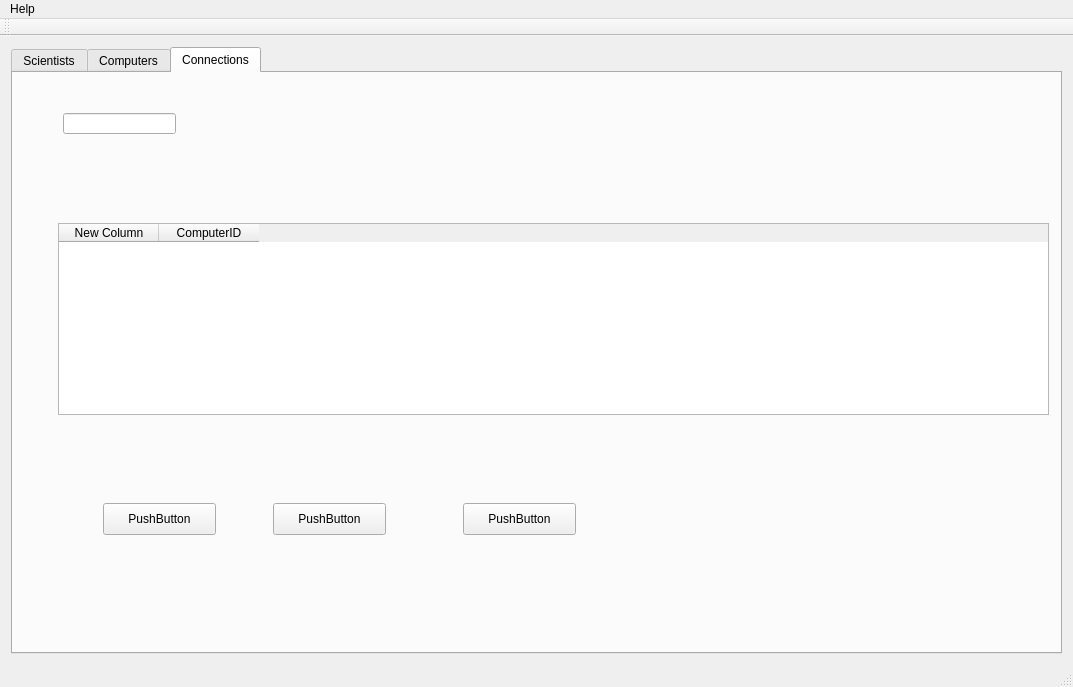
The window that Gui-Vln-2016/mainwindow.ui (ivark16/Vln-2016) describes before a commit, drawn with Qt 5.
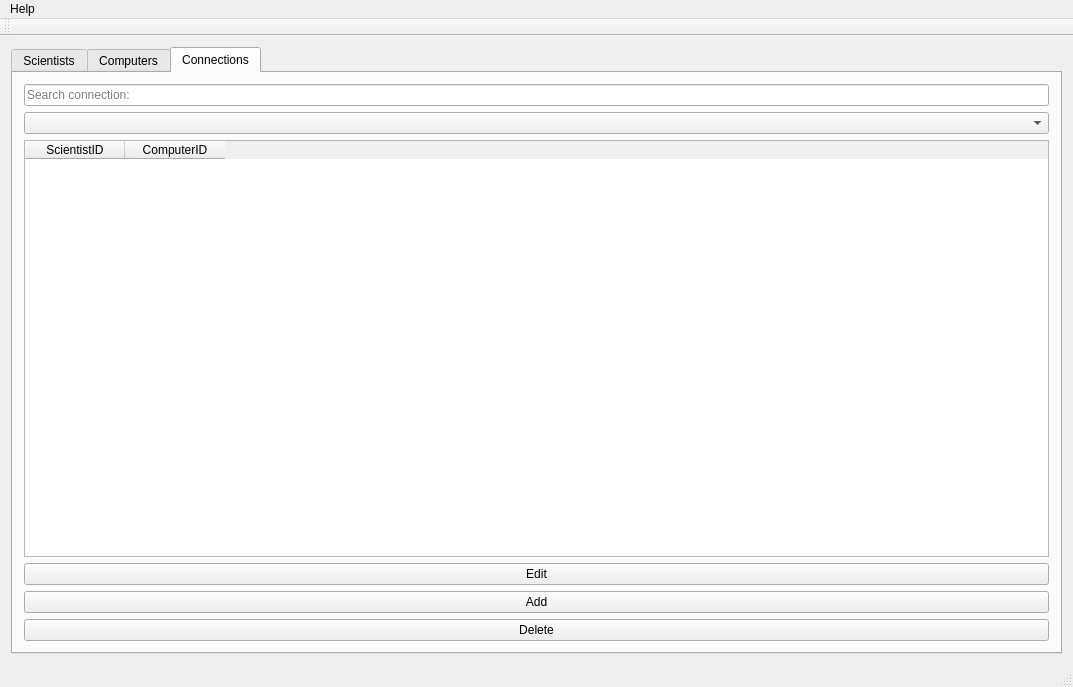
The same window after the commit. The open tabs and pages were chosen to show the change.

```diff
--- a/Gui-Vln-2016/mainwindow.ui
+++ b/Gui-Vln-2016/mainwindow.ui
@@ -264,67 +264,22 @@
        <attribute name="title">
         <string>Connections</string>
        </attribute>
-       <widget class="QPushButton" name="pushButton_5">
-        <property name="geometry">
-         <rect>
-          <x>90</x>
-          <y>430</y>
-          <width>113</width>
-          <height>32</height>
-         </rect>
-        </property>
-        <property name="text">
-         <string>PushButton</string>
-        </property>
-       </widget>
-       <widget class="QPushButton" name="pushButton_6">
-        <property name="geometry">
-         <rect>
-          <x>260</x>
-          <y>430</y>
-          <width>113</width>
-          <height>32</height>
-         </rect>
-        </property>
-        <property name="text">
-         <string>PushButton</string>
-        </property>
-       </widget>
-       <widget class="QPushButton" name="pushButton_7">
-        <property name="geometry">
-         <rect>
-          <x>450</x>
-          <y>430</y>
-          <width>113</width>
-          <height>32</height>
-         </rect>
-        </property>
-        <property name="text">
-         <string>PushButton</string>
-        </property>
-       </widget>
-       <widget class="QLineEdit" name="lineEdit">
-        <property name="geometry">
-         <rect>
-          <x>50</x>
-          <y>40</y>
-          <width>113</width>
-          <height>21</height>
-         </rect>
-        </property>
-       </widget>
+       <layout class="QVBoxLayout" name="verticalLayout_2">
+        <item>
+         <widget class="QLineEdit" name="lineEditSearchConnection">
+          <property name="placeholderText">
+           <string>Search connection:</string>
+          </property>
+         </widget>
+        </item>
+        <item>
+         <widget class="QComboBox" name="comboBoxConnection"/>
+        </item>
+        <item>
        <widget class="QTableWidget" name="tableWidget_3">
-        <property name="geometry">
-         <rect>
-          <x>45</x>
-          <y>150</y>
-          <width>991</width>
-          <height>192</height>
-         </rect>
-        </property>
         <column>
          <property name="text">
-          <string>New Column</string>
+            <string>ScientistID</string>
          </property>
         </column>
         <column>
@@ -333,6 +288,29 @@
          </property>
         </column>
        </widget>
+        </item>
+        <item>
+         <widget class="QPushButton" name="pushButtonEditConnection">
+          <property name="text">
+           <string>Edit</string>
+          </property>
+         </widget>
+        </item>
+        <item>
+         <widget class="QPushButton" name="pushButtonAddConnection">
+          <property name="text">
+           <string>Add</string>
+          </property>
+         </widget>
+        </item>
+        <item>
+         <widget class="QPushButton" name="pushButtonDeleteConnection">
+          <property name="text">
+           <string>Delete</string>
+          </property>
+         </widget>
+        </item>
+       </layout>
       </widget>
      </widget>
     </item>
```
Left out of the diff: 4 changed lines with no effect on the pictures. Lines whose indentation alone changed are shown as unchanged.
